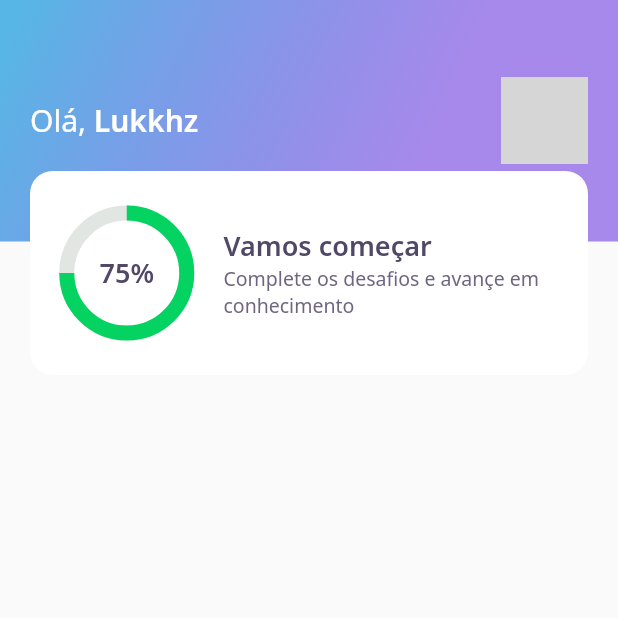
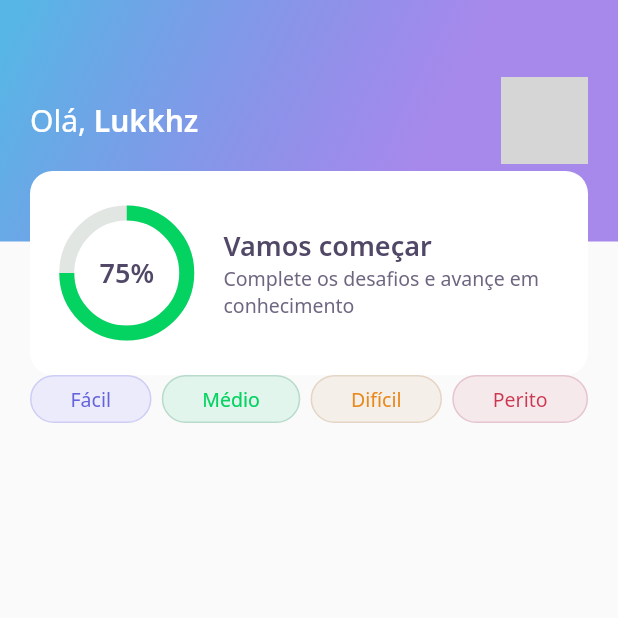
Before and after one commit to lucasaecio/DevQuizNLW, a Flutter app: the screen it shows after launch, on a phone screen of 412 x 824 dp, the top half of it. Run offline on Flutter 3.47's test engine with Material 2 defaults, Android fonts, the phone set to English and light mode, and no system bars; our stand-ins replace google_fonts; network calls fail; grey boxes are pictures that could not be loaded.

Commit message:
Implementação dos Levels Buttons (Finalizada)

```diff
--- a/lib/home/home_page.dart
+++ b/lib/home/home_page.dart
@@ -1,4 +1,5 @@
 import 'package:devquiz/home/widgets/appbar/app_bar_widget.dart';
+import 'package:devquiz/home/widgets/level_button/level_button_widget.dart';
 import 'package:flutter/material.dart';
 
 class HomePage extends StatefulWidget {
@@ -13,6 +14,18 @@ class _HomePageState extends State<HomePage> {
   Widget build(BuildContext context) {
     return Scaffold(
       appBar: AppBarWidget(),
+      body: Padding(
+        padding: const EdgeInsets.symmetric(horizontal: 20),
+        child: Row(
+          mainAxisAlignment: MainAxisAlignment.spaceBetween,
+          children: [
+            LevelButtonWidget(label: "Fácil"),
+            LevelButtonWidget(label: "Médio"),
+            LevelButtonWidget(label: "Difícil"),
+            LevelButtonWidget(label: "Perito"),
+          ],
+        ),
+      ),
     );
   }
 }
--- /dev/null
+++ b/lib/home/widgets/level_button/level_button_widget.dart
@@ -0,0 +1,60 @@
+import 'package:devquiz/core/app_colors.dart';
+import 'package:flutter/material.dart';
+import 'package:google_fonts/google_fonts.dart';
+
+class LevelButtonWidget extends StatelessWidget {
+  final String label;
+
+  LevelButtonWidget({
+    Key? key,
+    required this.label,
+  })   : assert(["Fácil", "Médio", "Difícil", "Perito"].contains(label)),
+        super(key: key);
+
+  final config = {
+    "Fácil": {
+      "color": AppColors.levelButtonFacil,
+      "borderColor": AppColors.levelButtonBorderFacil,
+      "fontColor": AppColors.levelButtonTextFacil
+    },
+    "Médio": {
+      "color": AppColors.levelButtonMedio,
+      "borderColor": AppColors.levelButtonBorderMedio,
+      "fontColor": AppColors.levelButtonTextMedio
+    },
+    "Difícil": {
+      "color": AppColors.levelButtonDificil,
+      "borderColor": AppColors.levelButtonBorderDificil,
+      "fontColor": AppColors.levelButtonTextDificil
+    },
+    "Perito": {
+      "color": AppColors.levelButtonPerito,
+      "borderColor": AppColors.levelButtonBorderPerito,
+      "fontColor": AppColors.levelButtonTextPerito
+    },
+  };
+
+  Color get color => config[label]!['color']!;
+  Color get borderColor => config[label]!['borderColor']!;
+  Color get fontColor => config[label]!['fontColor']!;
+
+  @override
+  Widget build(BuildContext context) {
+    return Container(
+      decoration: BoxDecoration(
+        color: this.color,
+        border: Border.fromBorderSide(
+          BorderSide(color: this.borderColor),
+        ),
+        borderRadius: BorderRadius.circular(28),
+      ),
+      child: Padding(
+        padding: const EdgeInsets.symmetric(horizontal: 26, vertical: 6),
+        child: Text(
+          label,
+          style: GoogleFonts.notoSans(color: this.fontColor, fontSize: 13),
+        ),
+      ),
+    );
+  }
+}
```
